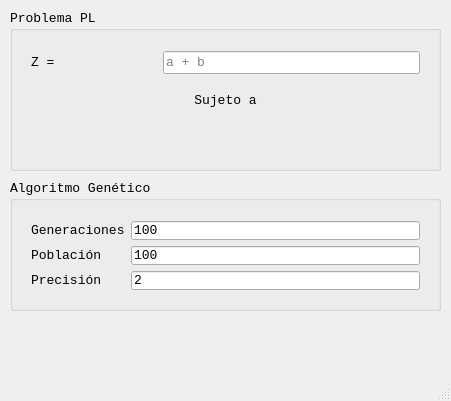
atile-y/LP-Solver, file mainwindow.ui: the form before one commit.
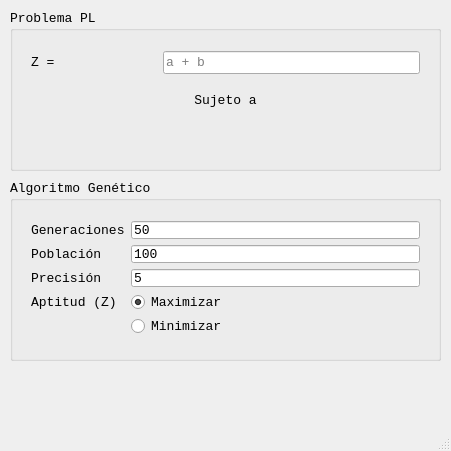
The form after the commit. Icons and pictures are not drawn.

```diff
--- a/mainwindow.ui
+++ b/mainwindow.ui
@@ -7,7 +7,7 @@
     <x>0</x>
     <y>0</y>
     <width>451</width>
-    <height>401</height>
+    <height>451</height>
    </rect>
   </property>
   <property name="font">
@@ -104,7 +104,7 @@
       <x>10</x>
       <y>180</y>
       <width>431</width>
-      <height>131</height>
+      <height>181</height>
      </rect>
     </property>
     <property name="title">
@@ -116,7 +116,7 @@
        <x>10</x>
        <y>30</y>
        <width>411</width>
-       <height>91</height>
+       <height>137</height>
       </rect>
      </property>
      <layout class="QFormLayout" name="formLayout">
@@ -130,7 +130,7 @@
       <item row="0" column="1">
        <widget class="QLineEdit" name="generacionLineEdit">
         <property name="text">
-         <string>100</string>
+         <string>50</string>
         </property>
         <property name="placeholderText">
          <string>Número de iteraciones</string>
@@ -164,13 +164,37 @@
       <item row="2" column="1">
        <widget class="QLineEdit" name="precisionLineEdit">
         <property name="text">
-         <string>2</string>
+         <string>5</string>
         </property>
         <property name="placeholderText">
          <string>Bits de precisión</string>
         </property>
        </widget>
       </item>
+      <item row="3" column="1">
+       <widget class="QRadioButton" name="maxRadioButton">
+        <property name="text">
+         <string>Maximizar</string>
+        </property>
+        <property name="checked">
+         <bool>true</bool>
+        </property>
+       </widget>
+      </item>
+      <item row="4" column="1">
+       <widget class="QRadioButton" name="minRadioButton">
+        <property name="text">
+         <string>Minimizar</string>
+        </property>
+       </widget>
+      </item>
+      <item row="3" column="0">
+       <widget class="QLabel" name="aptitudLabel">
+        <property name="text">
+         <string>Aptitud (Z)</string>
+        </property>
+       </widget>
+      </item>
      </layout>
     </widget>
    </widget>
@@ -178,7 +202,7 @@
     <property name="geometry">
      <rect>
       <x>210</x>
-      <y>330</y>
+      <y>380</y>
       <width>32</width>
       <height>32</height>
      </rect>
```
Left out of the diff: 14 changed lines with no effect on the pictures.
